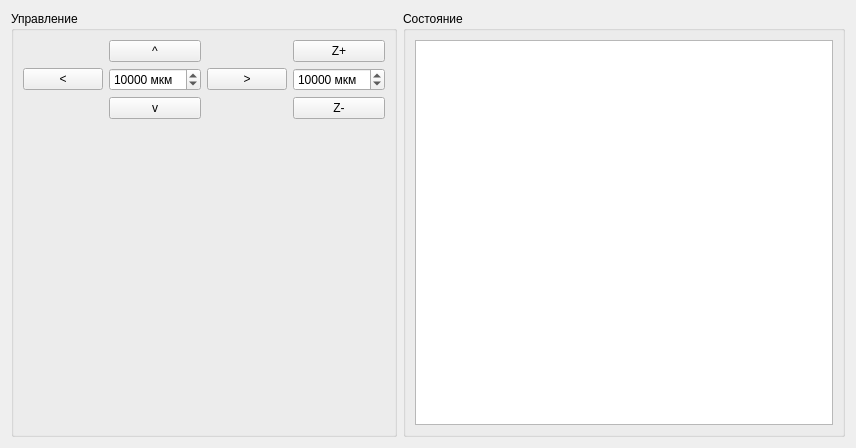
igrekus/board_cutter, file movewidget.ui: the form before one commit.
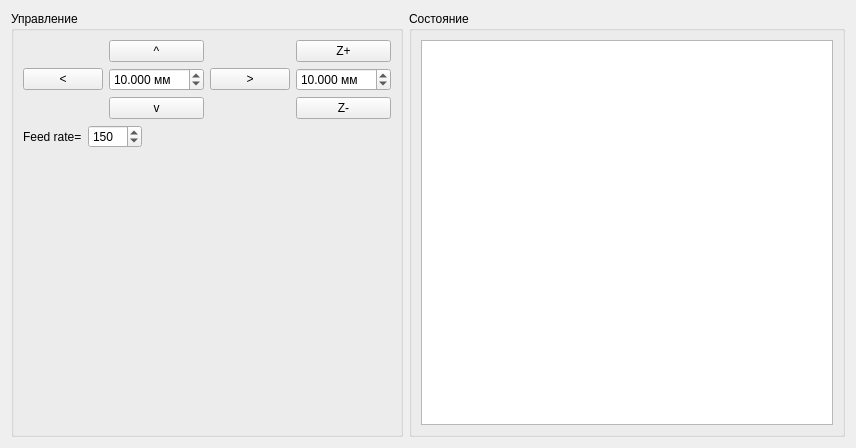
The form after the commit.

Commit message:
feat: add feed rate parameter to move widget
also, switch units to mm

Diff of the .ui file:
```diff
--- a/movewidget.ui
+++ b/movewidget.ui
@@ -19,7 +19,7 @@
   <property name="windowTitle">
    <string>Form</string>
   </property>
-  <layout class="QHBoxLayout" name="horizontalLayout">
+  <layout class="QHBoxLayout" name="horizontalLayout_2">
    <item>
     <widget class="QGroupBox" name="grpControl">
      <property name="sizePolicy">
@@ -73,28 +73,6 @@
           </property>
          </widget>
         </item>
-        <item row="1" column="1">
-         <widget class="QSpinBox" name="spinPlane">
-          <property name="sizePolicy">
-           <sizepolicy hsizetype="Minimum" vsizetype="Fixed">
-            <horstretch>0</horstretch>
-            <verstretch>0</verstretch>
-           </sizepolicy>
-          </property>
-          <property name="suffix">
-           <string> мкм</string>
-          </property>
-          <property name="maximum">
-           <number>1000000</number>
-          </property>
-          <property name="singleStep">
-           <number>1000</number>
-          </property>
-          <property name="value">
-           <number>10000</number>
-          </property>
-         </widget>
-        </item>
         <item row="1" column="2">
          <widget class="QPushButton" name="btnXPlus">
           <property name="sizePolicy">
@@ -108,28 +86,6 @@
           </property>
          </widget>
         </item>
-        <item row="1" column="3">
-         <widget class="QSpinBox" name="spinZ">
-          <property name="sizePolicy">
-           <sizepolicy hsizetype="Minimum" vsizetype="Fixed">
-            <horstretch>0</horstretch>
-            <verstretch>0</verstretch>
-           </sizepolicy>
-          </property>
-          <property name="suffix">
-           <string> мкм</string>
-          </property>
-          <property name="maximum">
-           <number>1000000</number>
-          </property>
-          <property name="singleStep">
-           <number>1000</number>
-          </property>
-          <property name="value">
-           <number>10000</number>
-          </property>
-         </widget>
-        </item>
         <item row="2" column="1">
          <widget class="QPushButton" name="btnYMinus">
           <property name="sizePolicy">
@@ -155,6 +111,93 @@
            <string>Z-</string>
           </property>
          </widget>
+        </item>
+        <item row="1" column="1">
+         <widget class="QDoubleSpinBox" name="spinPlane">
+          <property name="sizePolicy">
+           <sizepolicy hsizetype="Minimum" vsizetype="Fixed">
+            <horstretch>0</horstretch>
+            <verstretch>0</verstretch>
+           </sizepolicy>
+          </property>
+          <property name="suffix">
+           <string> мм</string>
+          </property>
+          <property name="decimals">
+           <number>3</number>
+          </property>
+          <property name="minimum">
+           <double>-100.000000000000000</double>
+          </property>
+          <property name="maximum">
+           <double>100.000000000000000</double>
+          </property>
+          <property name="value">
+           <double>10.000000000000000</double>
+          </property>
+         </widget>
+        </item>
+        <item row="1" column="3">
+         <widget class="QDoubleSpinBox" name="spinZ">
+          <property name="sizePolicy">
+           <sizepolicy hsizetype="Minimum" vsizetype="Fixed">
+            <horstretch>0</horstretch>
+            <verstretch>0</verstretch>
+           </sizepolicy>
+          </property>
+          <property name="suffix">
+           <string> мм</string>
+          </property>
+          <property name="decimals">
+           <number>3</number>
+          </property>
+          <property name="minimum">
+           <double>-100.000000000000000</double>
+          </property>
+          <property name="maximum">
+           <double>100.000000000000000</double>
+          </property>
+          <property name="value">
+           <double>10.000000000000000</double>
+          </property>
+         </widget>
+        </item>
+       </layout>
+      </item>
+      <item>
+       <layout class="QHBoxLayout" name="horizontalLayout">
+        <item>
+         <widget class="QLabel" name="lblFeedRate">
+          <property name="text">
+           <string>Feed rate=</string>
+          </property>
+         </widget>
+        </item>
+        <item>
+         <widget class="QSpinBox" name="spinFeedRate">
+          <property name="maximum">
+           <number>1000</number>
+          </property>
+          <property name="singleStep">
+           <number>10</number>
+          </property>
+          <property name="value">
+           <number>150</number>
+          </property>
+         </widget>
+        </item>
+        <item>
+         <spacer name="horizontalSpacer">
+          <property name="orientation">
+           <enum>Qt::Horizontal</enum>
+          </property>
+          <property name="sizeHint" stdset="0">
+           <size>
+            <width>40</width>
+            <height>20</height>
+           </size>
+          </property>
+         </spacer>
         </item>
        </layout>
       </item>
```
The commit also changes 2 other files.
